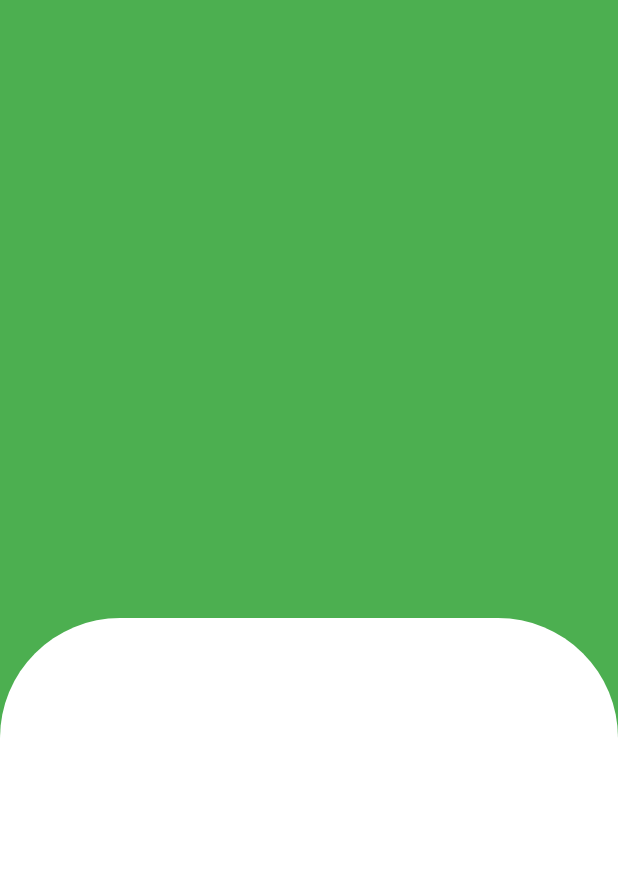
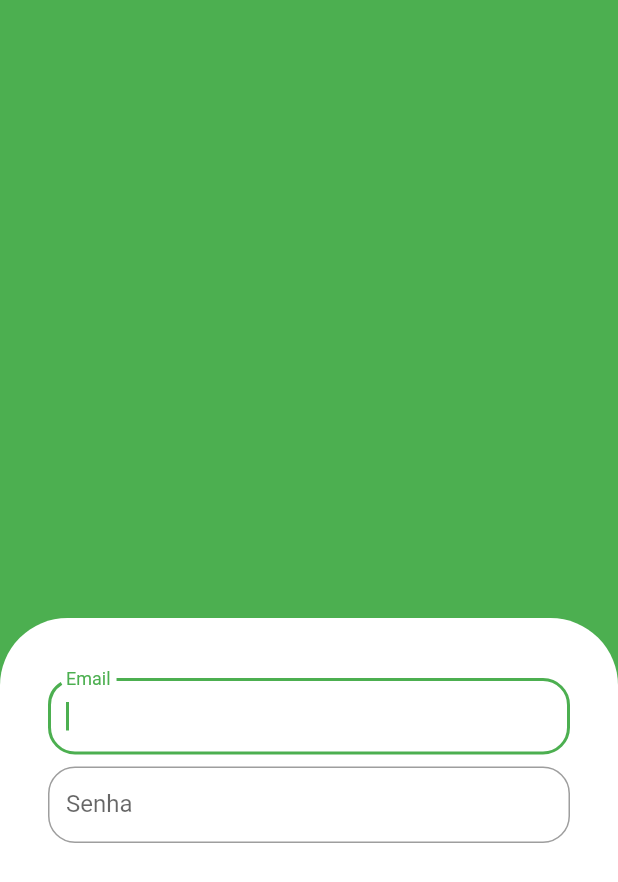
Before and after one commit to anderson-s/AppQuitandaVirtual, a Flutter app: the screen it shows after launch, on a phone screen of 412 x 824 dp. Shown: the top 882 px of the screen. Run offline on Flutter 3.47's test engine with Material 2 defaults, Android fonts, the phone set to English and light mode, and no system bars.

Commit message:
Adicionando campos de textos na pagina de login

```diff
--- a/lib/app/ui/login_ui.dart
+++ b/lib/app/ui/login_ui.dart
@@ -17,13 +17,48 @@ class LoginUi extends StatelessWidget {
             ),
             Expanded(
               child: Container(
+                padding: const EdgeInsets.symmetric(
+                  vertical: 40,
+                  horizontal: 32,
+                ),
                 decoration: const BoxDecoration(
                   color: Colors.white,
                   borderRadius: BorderRadius.vertical(
                     top: Radius.circular(
-                      80,
+                      45,
                     ),
                   ),
+                ),
+                child: Column(
+                  children: [
+                    TextFormField(
+                      autofocus: true,
+                      decoration: InputDecoration(
+                        isDense: true,
+                        labelText: "Email",
+                        border: OutlineInputBorder(
+                          borderRadius: BorderRadius.circular(
+                            18,
+                          ),
+                        ),
+                      ),
+                    ),
+                    Padding(
+                      padding: const EdgeInsets.only(top: 8.0),
+                      child: TextFormField(
+                        obscureText: true,
+                        decoration: InputDecoration(
+                          isDense: true,
+                          labelText: "Senha",
+                          border: OutlineInputBorder(
+                            borderRadius: BorderRadius.circular(
+                              18,
+                            ),
+                          ),
+                        ),
+                      ),
+                    ),
+                  ],
                 ),
               ),
             )
--- a/lib/main.dart
+++ b/lib/main.dart
@@ -12,7 +12,7 @@ class MyApp extends StatelessWidget {
     return MaterialApp(
       title: 'Quitana Virtual',
       theme: ThemeData(
-        primarySwatch: Colors.blue,
+        primarySwatch: Colors.green,
       ),
       home: const LoginUi(),
       debugShowCheckedModeBanner: false,
```
